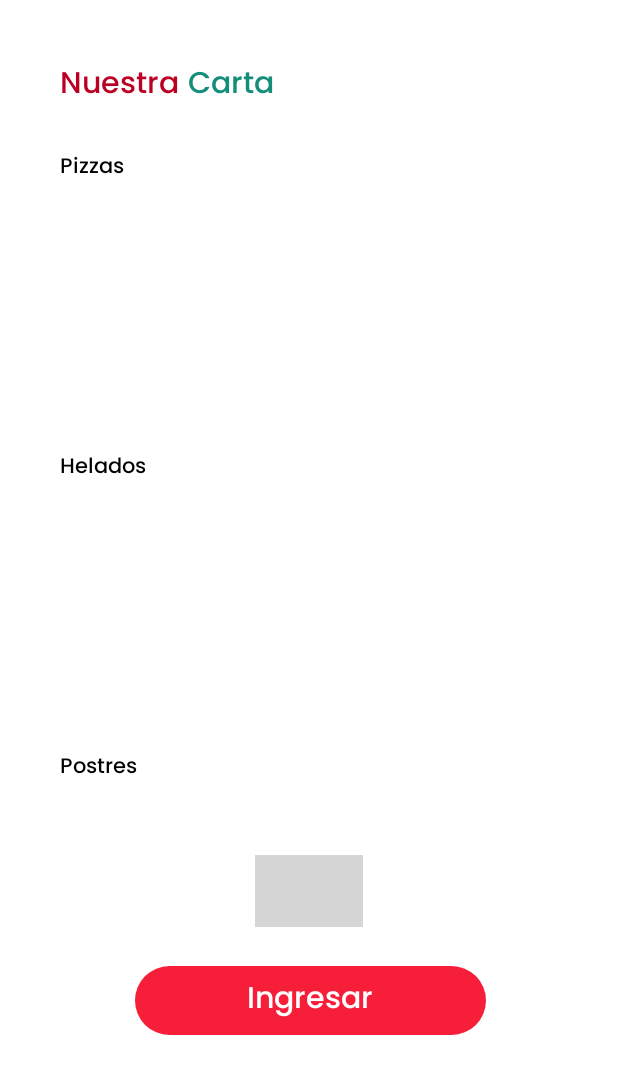
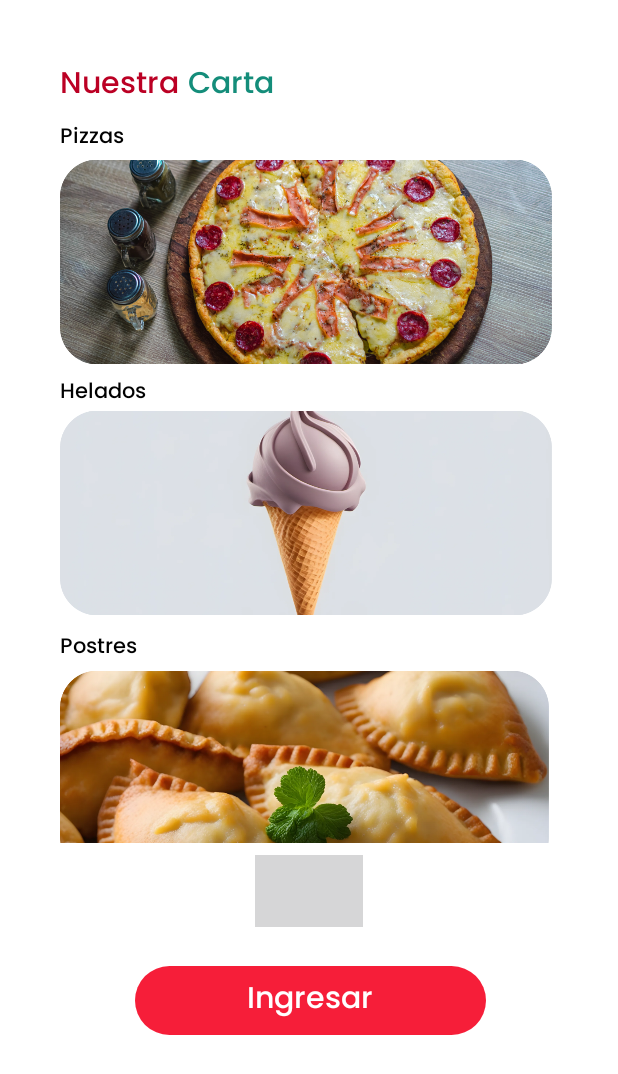
Before and after one commit to cesar-brandon/DonGiusseppiApp, an Android app: the screen it shows after launch (StartActivity), tab 2 chosen, on a phone screen of 412 x 824 dp. Shown: the top 1074 px of the screen. Run offline under Robolectric (Android 15) with nearby library versions, the light colour scheme and no system bars.

Commit message:
🦆 Navigate

```diff
--- a/app/src/main/res/layout/fragment_menu.xml
+++ b/app/src/main/res/layout/fragment_menu.xml
@@ -1,5 +1,6 @@
 <?xml version="1.0" encoding="utf-8"?>
 <FrameLayout xmlns:android="http://schemas.android.com/apk/res/android"
+    xmlns:app="http://schemas.android.com/apk/res-auto"
     xmlns:tools="http://schemas.android.com/tools"
     android:layout_width="match_parent"
     android:layout_height="match_parent"
@@ -30,19 +31,51 @@
         android:layout_height="wrap_content"
         android:text="Pizzas"
         android:translationX="40dp"
-        android:translationY="100dp"/>
+        android:translationY="80dp"/>
     <TextView
         android:id="@+id/textView5"
         android:layout_width="wrap_content"
         android:layout_height="wrap_content"
         android:text="Helados"
         android:translationX="40dp"
-        android:translationY="300dp"/>
+        android:translationY="250dp"/>
     <TextView
         android:id="@+id/textView6"
         android:layout_width="wrap_content"
         android:layout_height="wrap_content"
         android:text="Postres"
         android:translationX="40dp"
-        android:translationY="500dp"/>
+        android:translationY="420dp"/>
+
+    <ImageView
+        android:id="@+id/imageView2"
+        android:layout_width="328dp"
+        android:layout_height="169dp"
+        android:src="@drawable/menu_pizza"
+        android:translationX="40dp"
+        android:translationY="90dp" />
+
+    <ImageView
+        android:id="@+id/imageView3"
+        android:layout_width="328dp"
+        android:layout_height="184dp"
+        android:src="@drawable/menu_helado"
+        android:translationX="40dp"
+        android:translationY="250dp" />
+
+    <ImageView
+        android:id="@+id/imageView4"
+        android:layout_width="326dp"
+        android:layout_height="190dp"
+        android:src="@drawable/menu_postre"
+        android:translationX="40dp"
+        android:translationY="420dp" />
+
+    <TextView
+        android:id="@+id/textView7"
+        android:layout_width="wrap_content"
+        android:layout_height="wrap_content"
+        android:text="Y mas..."
+        android:translationX="40dp"
+        android:translationY="600dp"/>
 </FrameLayout>
```
Also changed, not shown: app/src/main/res/drawable/main_bebidas.png (added), app/src/main/res/drawable/main_helados.png (added), app/src/main/res/drawable/main_pizza.png (added), app/src/main/res/drawable/main_postres.png (added), app/src/main/res/drawable/menu_helado.png (added), app/src/main/res/drawable/menu_pizza.png (added), app/src/main/res/drawable/menu_postre.png (added), app/src/main/res/drawable/place_3planta.png (added), app/src/main/res/drawable/place_centrico.png (added), app/src/main/res/drawable/place_plantas.png (added).
